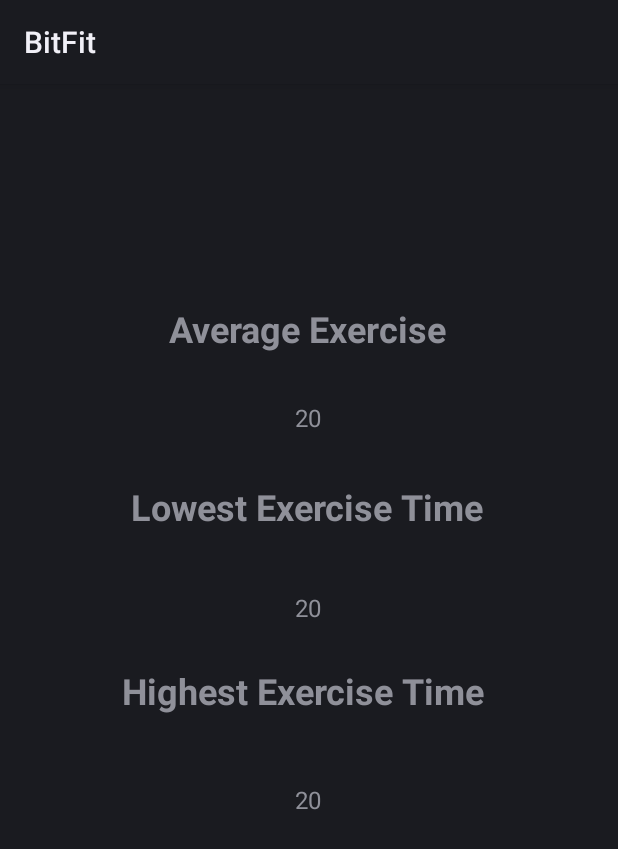
After one commit to IamWafula/BitFit, an Android app: the layout stats_layout.xml on its own in the app's theme, with its tools: preview values and no code run, on a phone screen of 412 x 824 dp. The commit adds this screen. Shown: the top 849 px of the screen. Run offline under Robolectric (Android 15) with nearby library versions, the phone set to English and light mode, and no system bars.

Commit message:
Absolute Tomfoolery

```diff
--- a/app/src/main/java/com/example/bitfit/WorkoutAdapter.kt
+++ b/app/src/main/java/com/example/bitfit/WorkoutAdapter.kt
@@ -34,7 +34,7 @@ class WorkoutAdapter(private val workouts: MutableList<Workout>) : RecyclerView.
         var workout = workouts[position]
         holder.mDate.text = workout.date
         holder.mTime.text = workout.time
-        holder.mDuration.text = workout.duration
+        holder.mDuration.text = workout.duration + "s"
     }
 
 
--- a/app/src/main/java/com/example/bitfit/WorkoutDao.kt
+++ b/app/src/main/java/com/example/bitfit/WorkoutDao.kt
@@ -16,4 +16,7 @@ interface WorkoutDao {
     @Query("DELETE FROM workout_table")
     fun deleteAll()
 
+    @Insert(entity = WorkoutEntity::class)
+    fun insertWorkout(workoutEntity: WorkoutEntity)
+
 }
--- /dev/null
+++ b/app/src/main/res/drawable/exercise.xml
@@ -0,0 +1,5 @@
+<vector android:height="24dp" android:tint="#000000"
+    android:viewportHeight="24" android:viewportWidth="24"
+    android:width="24dp" xmlns:android="http://schemas.android.com/apk/res/android">
+    <path android:fillColor="@android:color/white" android:pathData="M20.5,6c-2.61,0.7 -5.67,1 -8.5,1s-5.89,-0.3 -8.5,-1L3,8c1.86,0.5 4,0.83 6,1v13h2v-6h2v6h2V9c2,-0.17 4.14,-0.5 6,-1l-0.5,-2zM12,6c1.1,0 2,-0.9 2,-2s-0.9,-2 -2,-2 -2,0.9 -2,2 0.9,2 2,2z"/>
+</vector>
--- /dev/null
+++ b/app/src/main/res/drawable/stats.xml
@@ -0,0 +1,5 @@
+<vector android:height="24dp" android:tint="#000000"
+    android:viewportHeight="24" android:viewportWidth="24"
+    android:width="24dp" xmlns:android="http://schemas.android.com/apk/res/android">
+    <path android:fillColor="@android:color/white" android:pathData="M3,13v7h18v-1.5l-9,-7L8,17L3,13zM3,7l4,3l5,-7l5,4h4v8.97l-9.4,-7.31l-3.98,5.48L3,10.44V7z"/>
+</vector>
--- /dev/null
+++ b/app/src/main/res/layout/stats_layout.xml
@@ -0,0 +1,86 @@
+<?xml version="1.0" encoding="utf-8"?>
+<FrameLayout xmlns:android="http://schemas.android.com/apk/res/android"
+    xmlns:app="http://schemas.android.com/apk/res-auto"
+    xmlns:tools="http://schemas.android.com/tools"
+    android:layout_width="match_parent"
+    android:layout_height="match_parent">
+
+    <androidx.constraintlayout.widget.ConstraintLayout
+        android:layout_width="match_parent"
+        android:layout_height="match_parent">
+
+        <TextView
+            android:id="@+id/average_ex"
+            android:layout_width="wrap_content"
+            android:layout_height="wrap_content"
+            android:layout_marginBottom="32dp"
+            android:text="Average Exercise"
+            android:textSize="24sp"
+            android:textStyle="bold"
+            app:layout_constraintBottom_toTopOf="@+id/avg"
+            app:layout_constraintEnd_toEndOf="parent"
+            app:layout_constraintHorizontal_bias="0.497"
+            app:layout_constraintStart_toStartOf="parent" />
+
+        <TextView
+            android:id="@+id/avg"
+            android:layout_width="wrap_content"
+            android:layout_height="wrap_content"
+            android:layout_marginBottom="32dp"
+            android:textSize="16sp"
+            app:layout_constraintBottom_toTopOf="@+id/low_ex"
+            app:layout_constraintEnd_toEndOf="parent"
+            app:layout_constraintHorizontal_bias="0.498"
+            app:layout_constraintStart_toStartOf="parent"
+            tools:text="20" />
+
+        <TextView
+            android:id="@+id/high"
+            android:layout_width="wrap_content"
+            android:layout_height="wrap_content"
+            android:layout_marginBottom="280dp"
+            android:textSize="16sp"
+            app:layout_constraintBottom_toBottomOf="parent"
+            app:layout_constraintEnd_toEndOf="parent"
+            app:layout_constraintHorizontal_bias="0.498"
+            app:layout_constraintStart_toStartOf="parent"
+            tools:text="20" />
+
+        <TextView
+            android:id="@+id/low"
+            android:layout_width="wrap_content"
+            android:layout_height="wrap_content"
+            android:layout_marginBottom="28dp"
+            android:textSize="16sp"
+            app:layout_constraintBottom_toTopOf="@+id/high_ex"
+            app:layout_constraintEnd_toEndOf="parent"
+            app:layout_constraintHorizontal_bias="0.498"
+            app:layout_constraintStart_toStartOf="parent"
+            tools:text="20" />
+
+        <TextView
+            android:id="@+id/low_ex"
+            android:layout_width="236dp"
+            android:layout_height="wrap_content"
+            android:layout_marginBottom="40dp"
+            android:text="Lowest Exercise Time"
+            android:textSize="24sp"
+            android:textStyle="bold"
+            app:layout_constraintBottom_toTopOf="@+id/low"
+            app:layout_constraintEnd_toEndOf="parent"
+            app:layout_constraintHorizontal_bias="0.497"
+            app:layout_constraintStart_toStartOf="parent" />
+
+        <TextView
+            android:id="@+id/high_ex"
+            android:layout_width="249dp"
+            android:layout_height="42dp"
+            android:layout_marginBottom="36dp"
+            android:text="Highest Exercise Time"
+            android:textSize="24sp"
+            android:textStyle="bold"
+            app:layout_constraintBottom_toTopOf="@+id/high"
+            app:layout_constraintEnd_toEndOf="parent"
+            app:layout_constraintStart_toStartOf="parent" />
+    </androidx.constraintlayout.widget.ConstraintLayout>
+</FrameLayout>
--- a/app/src/main/res/values/strings.xml
+++ b/app/src/main/res/values/strings.xml
@@ -1,3 +1,5 @@
 <resources>
     <string name="app_name">BitFit</string>
+    <!-- TODO: Remove or change this placeholder text -->
+    <string name="hello_blank_fragment">Hello blank fragment</string>
 </resources>
```
Also changed, not shown: app/src/main/java/com/example/bitfit/ExerciseFragment.kt (added, +101 -0 lines), app/src/main/java/com/example/bitfit/MainActivity.kt (+40 -12 lines), app/src/main/java/com/example/bitfit/StatsFragment.kt (added, +72 -0 lines), app/src/main/res/layout/activity_main.xml (+14 -83 lines), app/src/main/res/layout/fragment_exercise.xml (added, +71 -0 lines), app/src/main/res/menu/bottom_nav_menu.xml (added, +15 -0 lines).
